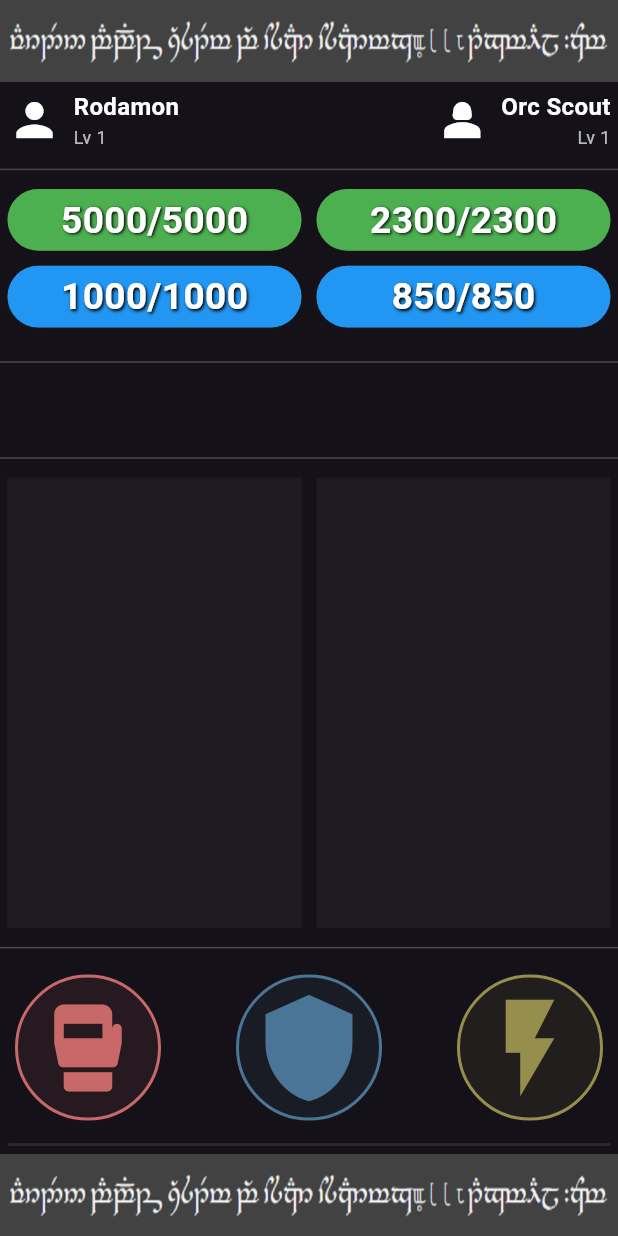
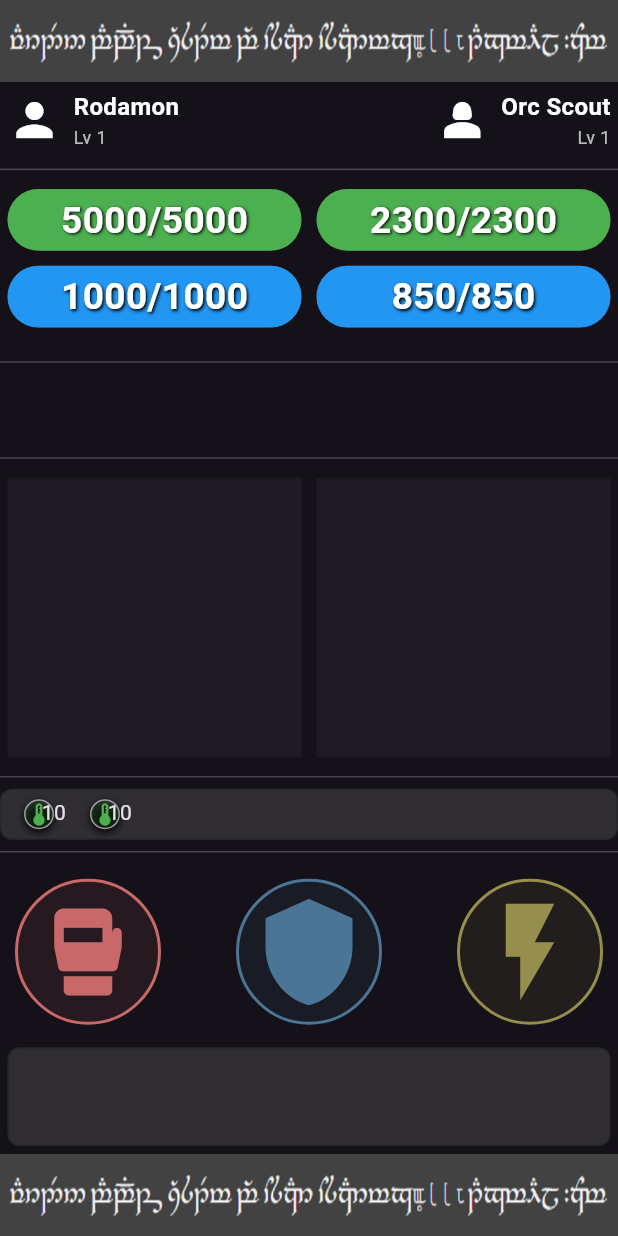
Before and after one commit to pakmg2355/Warden, a Flutter app: the MenuScreen screen opened directly, after a tap on "COMBAT", on a phone screen of 412 x 824 dp. Run offline on Flutter 3.47's test engine with Material 3 defaults, Android fonts, the phone set to English and light mode, and no system bars; our stand-ins replace audioplayers, shared_preferences; accounts and stored records are empty.

Commit message:
Stack de items en quickslot

```diff
--- a/lib/game/combat/combat_system.dart
+++ b/lib/game/combat/combat_system.dart
@@ -66,7 +66,11 @@ class CombatSystem {
     newSelf = newSelf.copyWith(
       instantEffects: [
         ...newSelf.instantEffects,
-        InstantEffect(power: -combo.powerCost, source: self.nombre),
+        InstantEffect(
+          kind: InstantEffectKind.powerFlat,
+          value: -combo.powerCost,
+          source: self.nombre,
+        ),
       ],
     );
 
--- a/lib/game/entities/effect.dart
+++ b/lib/game/entities/effect.dart
@@ -80,9 +80,13 @@ class EfectoClass {
 }
 
 class InstantEffect {
-  final int vida;
-  final int power;
+  final InstantEffectKind kind;
+  final int value;
   final String source;
 
-  const InstantEffect({this.vida = 0, this.power = 0, required this.source});
+  const InstantEffect({
+    required this.kind,
+    required this.value,
+    required this.source,
+  });
 }
--- a/lib/game/entities/enums.dart
+++ b/lib/game/entities/enums.dart
@@ -22,3 +22,5 @@ enum ControlState { normal, feared, dazed }
 enum CombatResult { none, playerWin, rivalWin }
 
 enum ItemType { consumable, buff }
+
+enum InstantEffectKind { vidaFlat, vidaPercent, powerFlat, powerPercent }
--- a/lib/game/entities/player.dart
+++ b/lib/game/entities/player.dart
@@ -3,6 +3,7 @@ import 'package:warden/game/entities/enums.dart';
 import 'package:warden/game/entities/item.dart';
 import 'package:warden/game/entities/logs.dart';
 import 'package:warden/game/entities/stats.dart';
+import 'package:warden/game/items/item_definition.dart';
 
 class PlayerClass {
   final String nombre;
@@ -20,8 +21,8 @@ class PlayerClass {
   final StatsClass stats;
   final int comboChainTier;
   final EffectType? comboChainType;
-  final List<ItemConsumible> inventory;
-  final List<ItemConsumible?> quickSlots;
+  final List<ItemStack> inventory;
+  final List<ItemStack?> quickSlots;
 
   const PlayerClass({
     required this.nombre,
@@ -71,8 +72,8 @@ class PlayerClass {
     StatsClass? stats,
     int? comboChainTier,
     EffectType? comboChainType,
-    List<ItemConsumible>? inventory,
-    List<ItemConsumible?>? quickSlots,
+    List<ItemStack>? inventory,
+    List<ItemStack?>? quickSlots,
   }) {
     return PlayerClass(
       nombre: nombre ?? this.nombre,
--- a/lib/game/game_controller.dart
+++ b/lib/game/game_controller.dart
@@ -37,25 +37,6 @@ class GameController extends ChangeNotifier {
       progress = progress.copyWith(faseActual: progress.faseActual + 1);
 
       await PlayerProgressRepository.save(progress);
-    }
-  }
-
-  void useItemSlot(int slotIndex) {
-    final item = state.jugador.quickSlots[slotIndex];
-    if (item == null) return;
-
-    final jugador = state.jugador;
-
-    // 1️⃣ aplicar efectos instantáneos
-    jugador.instantEffects.addAll(item.instantEffects);
-
-    // 2️⃣ aplicar efectos temporales
-    jugador.efectos.addAll(item.timedEffects);
-
-    // 3️⃣ si es consumible → eliminar
-    if (item.type == ItemType.consumable) {
-      jugador.quickSlots[slotIndex] = null;
-      jugador.inventory.removeWhere((i) => i.id == item.id);
     }
   }
 
--- /dev/null
+++ b/lib/game/items/item_definition.dart
@@ -0,0 +1,48 @@
+import 'package:warden/game/entities/effect.dart';
+import 'package:warden/game/entities/enums.dart';
+
+class ItemDefinition {
+  final String id;
+  final String nombre;
+  final ItemType type;
+
+  final List<InstantEffect> instantEffects;
+  final List<EfectoClass> timedEffects;
+
+  const ItemDefinition({
+    required this.id,
+    required this.nombre,
+    required this.type,
+    this.instantEffects = const [],
+    this.timedEffects = const [],
+  });
+}
+
+class ItemStack {
+  final ItemDefinition item;
+  final int quantity;
+
+  const ItemStack({required this.item, required this.quantity});
+
+  ItemStack consumeOne() => ItemStack(item: item, quantity: quantity - 1);
+
+  bool get isEmpty => quantity <= 0;
+}
+
+const potionVida = ItemDefinition(
+  id: 'potionVida',
+  nombre: 'Health Potion',
+  type: ItemType.consumable,
+  instantEffects: [
+    InstantEffect(kind: InstantEffectKind.vidaPercent, value: 10, source: ''),
+  ],
+);
+
+const potionPower = ItemDefinition(
+  id: 'potionPower',
+  nombre: 'Power Potion',
+  type: ItemType.consumable,
+  instantEffects: [
+    InstantEffect(kind: InstantEffectKind.powerPercent, value: 10, source: ''),
+  ],
+);
--- a/lib/game/systems/effect_system.dart
+++ b/lib/game/systems/effect_system.dart
@@ -26,18 +26,40 @@ class EffectSystem {
     final nuevosLogs = <CombatLogEntry>[];
     final activos = <EfectoClass>[];
 
+    //EFECTOS INSTANTÁNEOS
     for (final ie in target.instantEffects) {
-      vida += ie.vida;
-      power += ie.power;
+      int delta = 0;
 
-      if (ie.vida != 0 || ie.power != 0) {
+      switch (ie.kind) {
+        case InstantEffectKind.vidaFlat:
+          delta = ie.value;
+          vida += delta;
+          break;
+
+        case InstantEffectKind.vidaPercent:
+          delta = (source.maxvida * ie.value / 100).round();
+          vida += delta;
+          break;
+
+        case InstantEffectKind.powerFlat:
+          delta = ie.value;
+          power += delta;
+          break;
+
+        case InstantEffectKind.powerPercent:
+          delta = (source.maxpower * ie.value / 100).round();
+          power += delta;
+          break;
+      }
+
+      if (delta != 0) {
         nuevosLogs.add(
           CombatLogEntry(
             source: ie.source,
             comando: 'INSTANT',
             type: EffectType.none,
             tier: 0,
-            valor: ie.vida != 0 ? ie.vida : ie.power,
+            valor: delta,
           ),
         );
       }
--- a/lib/ui/screens/combate_screen.dart
+++ b/lib/ui/screens/combate_screen.dart
@@ -1,5 +1,6 @@
 import 'package:flutter/material.dart';
 import 'package:warden/game/game_controller.dart';
+import 'package:warden/game/items/item_definition.dart';
 import 'package:warden/global/constants.dart';
 import 'package:warden/ui/screens/menu_screen.dart';
 import 'package:warden/ui/widgets/barra_estado.dart';
@@ -8,6 +9,7 @@ import 'package:warden/ui/widgets/container_menu_player.dart';
 import 'package:warden/ui/widgets/container_combat_result.dart';
 import 'package:warden/ui/widgets/boton_combate.dart';
 import 'package:warden/ui/widgets/container_tengwar.dart';
+import 'package:warden/ui/widgets/quick_slot.dart';
 import 'package:warden/ui/widgets/row_efectos.dart';
 import 'package:warden/ui/widgets/lista_logs.dart';
 
@@ -165,6 +167,12 @@ class CombateScreen extends StatelessWidget {
                     ),
                     const Divider(),
 
+                    QuickSlotRow(
+                      items: state.jugador.quickSlots
+                          .whereType<ItemStack>() // 👈 elimina nulls
+                          .toList(),
+                    ),
+                    const Divider(),
                     Padding(
                       padding: EdgeInsets.all(10),
                       child: Row(
@@ -203,7 +211,6 @@ class CombateScreen extends StatelessWidget {
                       child: Row(
                         children: [
                           Expanded(
-                            flex: 2,
                             child: CombatButtonExec(
                               text: state.jugador.comando.replaceAll('X', ''),
                               color: Colors.red.shade800,
--- a/lib/ui/screens/menu_screen.dart
+++ b/lib/ui/screens/menu_screen.dart
@@ -5,6 +5,7 @@ import 'package:warden/game/entities/player.dart';
 import 'package:warden/game/factories/enemy_factory.dart';
 import 'package:warden/game/game_controller.dart';
 import 'package:warden/game/game_state.dart';
+import 'package:warden/game/items/item_definition.dart';
 import 'package:warden/game/progress/player_progress.dart';
 
 import 'package:warden/ui/screens/combate_screen.dart';
@@ -52,7 +53,10 @@ class _MenuScreenState extends State<MenuScreen> {
       comboChainTier: 0,
       comboChainType: null,
       inventory: [],
-      quickSlots: [],
+      quickSlots: [
+        ItemStack(item: potionVida, quantity: 10),
+        ItemStack(item: potionPower, quantity: 10),
+      ],
     );
   }
 
--- a/lib/ui/widgets/boton_combate.dart
+++ b/lib/ui/widgets/boton_combate.dart
@@ -60,6 +60,7 @@ class CombatButtonExec extends StatelessWidget {
   @override
   Widget build(BuildContext context) {
     return Container(
+      height: MediaQuery.of(context).size.height * 0.08,
       decoration: BoxDecoration(
         color: const Color.fromARGB(30, 255, 255, 255), // fondo muy suave
         borderRadius: BorderRadius.circular(8),
--- /dev/null
+++ b/lib/ui/widgets/quick_slot.dart
@@ -0,0 +1,66 @@
+import 'package:flutter/material.dart';
+
+import 'package:warden/game/items/item_definition.dart';
+
+class QuickSlotRow extends StatelessWidget {
+  final List<ItemStack> items;
+
+  const QuickSlotRow({super.key, required this.items});
+
+  IconData _iconDataForItem(String id) {
+    switch (id) {
+      case 'EffectType.damage':
+        return Icons.thermostat;
+    }
+
+    return Icons.thermostat;
+  }
+
+  Widget _buildEffectBadge(ItemStack item) {
+    return InkWell(
+      child: Container(
+        width: 38,
+        decoration: BoxDecoration(
+          border: BoxBorder.all(width: 1, color: Colors.grey),
+          shape: BoxShape.circle,
+          color: Colors.green.withAlpha(40),
+          boxShadow: [BoxShadow(blurRadius: 4, offset: const Offset(0, 2))],
+        ),
+        child: Stack(
+          alignment: Alignment.center,
+          children: [
+            Positioned(bottom: 0, right: 0, child: Text('${item.quantity}')),
+
+            /// ICONO
+            Icon(
+              _iconDataForItem(item.item.nombre),
+              size: 18,
+              color: Colors.green,
+            ),
+          ],
+        ),
+      ),
+    );
+  }
+
+  @override
+  Widget build(BuildContext context) {
+    if (items.isEmpty) {
+      return const SizedBox(height: 38);
+    }
+
+    return Container(
+      padding: const EdgeInsets.all(6),
+      decoration: BoxDecoration(
+        color: const Color.fromARGB(30, 255, 255, 255), // fondo muy suave
+        borderRadius: BorderRadius.circular(8),
+        border: Border.all(color: Colors.black.withAlpha(40)),
+      ),
+      child: Wrap(
+        spacing: 6,
+        runSpacing: 6,
+        children: items.map(_buildEffectBadge).toList(),
+      ),
+    );
+  }
+}
```
